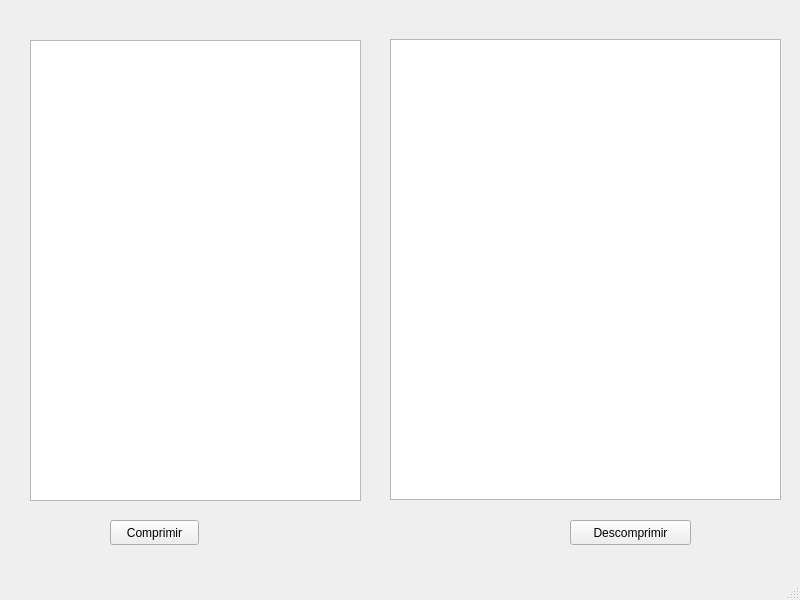
Zamo98/Actvidad-2-Codigo-Huffman, file mainwindow.ui: the form before one commit.
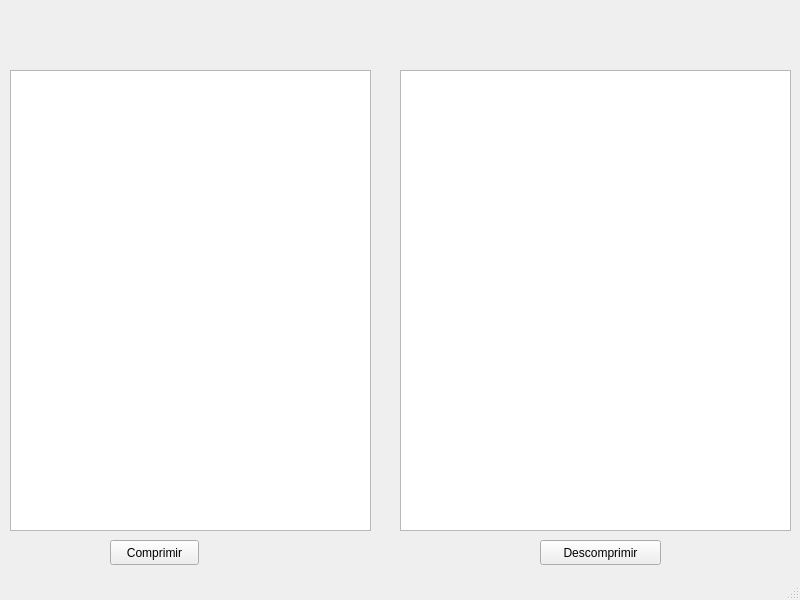
The form after the commit.

Diff of the .ui file:
```diff
--- a/mainwindow.ui
+++ b/mainwindow.ui
@@ -18,7 +18,7 @@
     <property name="geometry">
      <rect>
       <x>110</x>
-      <y>520</y>
+      <y>540</y>
       <width>89</width>
       <height>25</height>
      </rect>
@@ -30,9 +30,9 @@
    <widget class="QPlainTextEdit" name="entrada">
     <property name="geometry">
      <rect>
-      <x>30</x>
-      <y>40</y>
-      <width>331</width>
+      <x>10</x>
+      <y>70</y>
+      <width>361</width>
       <height>461</height>
      </rect>
     </property>
@@ -40,8 +40,8 @@
    <widget class="QPlainTextEdit" name="salida">
     <property name="geometry">
      <rect>
-      <x>390</x>
-      <y>39</y>
+      <x>400</x>
+      <y>70</y>
       <width>391</width>
       <height>461</height>
      </rect>
@@ -50,8 +50,8 @@
    <widget class="QPushButton" name="pushButton_2">
     <property name="geometry">
      <rect>
-      <x>570</x>
-      <y>520</y>
+      <x>540</x>
+      <y>540</y>
       <width>121</width>
       <height>25</height>
      </rect>
```
Left out of the diff: 4 changed lines with no effect on the pictures.
